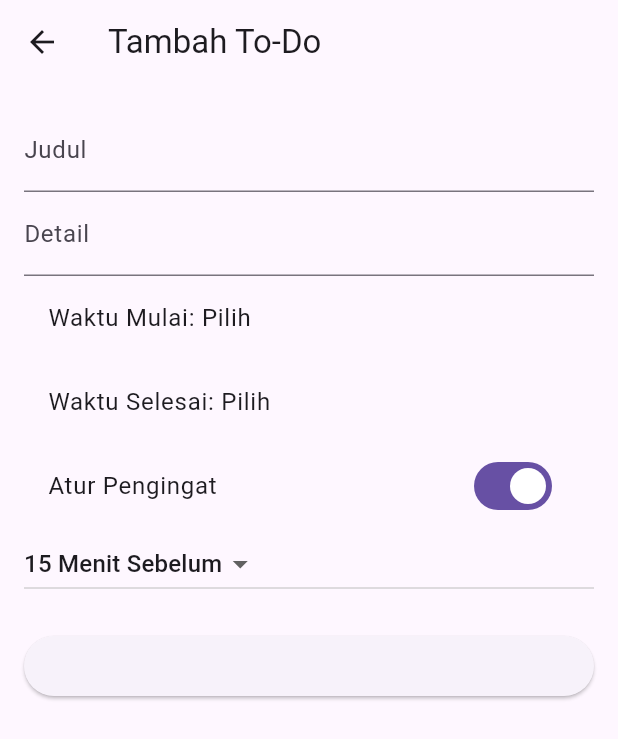
After one commit to faizalisidiq/InGet-IN, a Flutter app: the TodoFormScreen screen opened directly, after a tap on "Atur Pengingat", on a phone screen of 412 x 824 dp. The commit adds this screen. Shown: the top 739 px of the screen. Run offline on Flutter 3.47's test engine with Material 3 defaults, Android fonts, the phone set to English and light mode, and no system bars; our stand-ins replace convex_bottom_bar, sqflite, table_calendar; accounts and stored records are empty.

Commit message:
Progres sprint 1

```diff
--- /dev/null
+++ b/lib/layout/FormScreen.dart
@@ -0,0 +1,147 @@
+import 'package:flutter/material.dart';
+import 'package:todolist/models/task.dart';
+import 'package:todolist/database/database.dart';
+
+class TodoFormScreen extends StatefulWidget {
+  final bool isEdit;
+  final Todo? todo;
+
+  const TodoFormScreen({Key? key, this.isEdit = false, this.todo})
+      : super(key: key);
+
+  @override
+  State<TodoFormScreen> createState() => _TodoFormScreenState();
+}
+
+class _TodoFormScreenState extends State<TodoFormScreen> {
+  TextEditingController _titleController = TextEditingController();
+  TextEditingController _contentController = TextEditingController();
+  DateTime? _startTime;
+  DateTime? _endTime;
+  bool _isReminderOn = false;
+  int _reminderMinutes = 15;
+
+  @override
+  void initState() {
+    super.initState();
+    if (widget.isEdit && widget.todo != null) {
+      _titleController.text = widget.todo!.title;
+      _contentController.text = widget.todo!.content;
+      _startTime = widget.todo!.startTime;
+      _endTime = widget.todo!.endTime;
+      _isReminderOn = widget.todo!.reminderMinutes != null;
+      _reminderMinutes = widget.todo!.reminderMinutes ?? 15;
+    }
+  }
+
+  void _saveOrUpdate() async {
+    if (_titleController.text.isEmpty ||
+        _startTime == null ||
+        _endTime == null) {
+      ScaffoldMessenger.of(context).showSnackBar(
+        SnackBar(content: Text('Harap isi semua data')),
+      );
+      return;
+    }
+
+    final newTodo = Todo(
+      id: widget.isEdit ? widget.todo!.id : null,
+      title: _titleController.text,
+      content: _contentController.text,
+      startTime: _startTime!,
+      endTime: _endTime!,
+      reminderMinutes: _isReminderOn ? _reminderMinutes : null,
+    );
+
+    if (widget.isEdit) {
+      await DBHelper.updateNote(newTodo);
+    } else {
+      await DBHelper.insertTodo(newTodo);
+    }
+
+    Navigator.pop(context, true);
+  }
+
+  Future<DateTime?> _showDateTimePicker(BuildContext context) async {
+    final date = await showDatePicker(
+      context: context,
+      initialDate: DateTime.now(),
+      firstDate: DateTime(2020),
+      lastDate: DateTime(2100),
+    );
+    if (date == null) return null;
+
+    final time = await showTimePicker(
+      context: context,
+      initialTime: TimeOfDay.now(),
+    );
+    if (time == null) return null;
+
+    return DateTime(
+      date.year,
+      date.month,
+      date.day,
+      time.hour,
+      time.minute,
+    );
+  }
+
+  @override
+  Widget build(BuildContext context) {
+    return Scaffold(
+      appBar: AppBar(
+        title: Text(widget.isEdit ? 'Edit To-Do' : 'Tambah To-Do'),
+      ),
+      body: Padding(
+        padding: const EdgeInsets.all(16.0),
+        child: ListView(
+          children: [
+            TextField(
+              controller: _titleController,
+              decoration: InputDecoration(labelText: 'Judul'),
+            ),
+            TextField(
+              controller: _contentController,
+              decoration: InputDecoration(labelText: 'Detail'),
+            ),
+            ListTile(
+              title: Text("Waktu Mulai: ${_startTime?.toString() ?? 'Pilih'}"),
+              onTap: () async {
+                final picked = await _showDateTimePicker(context);
+                if (picked != null) setState(() => _startTime = picked);
+              },
+            ),
+            ListTile(
+              title: Text("Waktu Selesai: ${_endTime?.toString() ?? 'Pilih'}"),
+              onTap: () async {
+                final picked = await _showDateTimePicker(context);
+                if (picked != null) setState(() => _endTime = picked);
+              },
+            ),
+            SwitchListTile(
+              title: Text("Atur Pengingat"),
+              value: _isReminderOn,
+              onChanged: (val) => setState(() => _isReminderOn = val),
+            ),
+            if (_isReminderOn)
+              DropdownButton<int>(
+                value: _reminderMinutes,
+                items: [5, 10, 15, 30, 60].map((e) {
+                  return DropdownMenuItem(
+                    value: e,
+                    child: Text('$e Menit Sebelum'),
+                  );
+                }).toList(),
+                onChanged: (val) => setState(() => _reminderMinutes = val!),
+              ),
+            SizedBox(height: 20),
+            ElevatedButton(
+              onPressed: _saveOrUpdate,
+              child: Text(widget.isEdit ? 'Update' : ''),
+            ),
+          ],
+        ),
+      ),
+    );
+  }
+}
```
Also changed, not shown: lib/layout/home.dart (+34 -31 lines).
